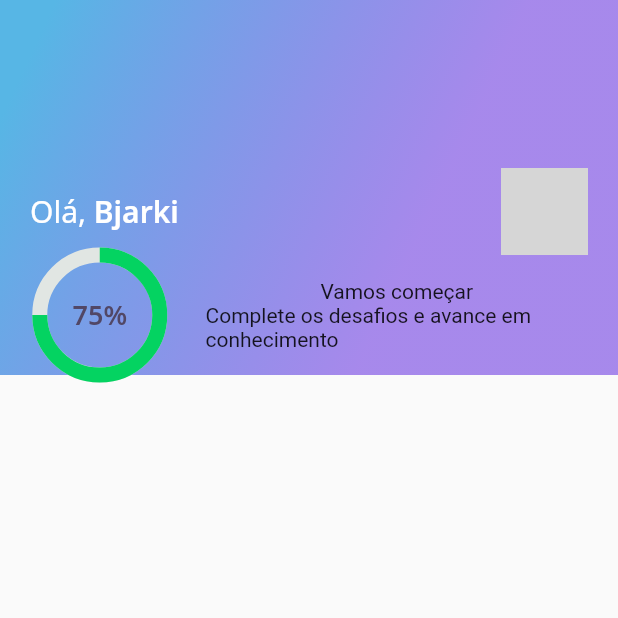
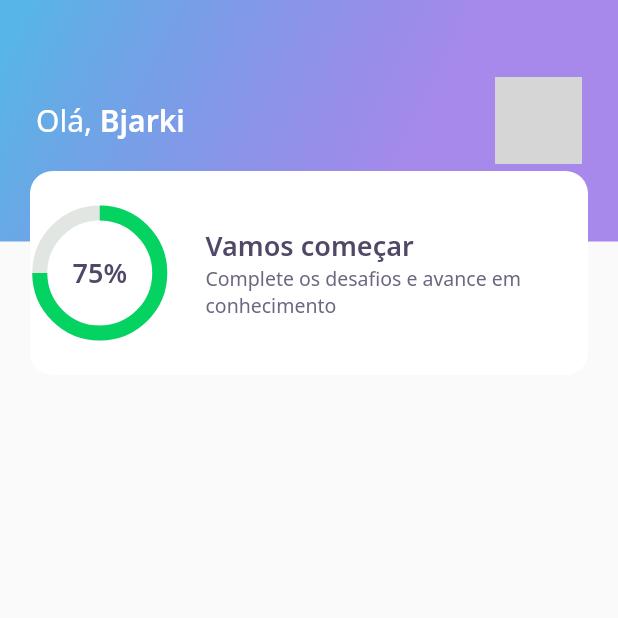
Before and after one commit to bjarkirunars/nlw-5-flutter, a Flutter app: the screen it shows after launch, on a phone screen of 412 x 824 dp, the top half of it. Run offline on Flutter 3.47's test engine with Material 2 defaults, Android fonts, the phone set to English and light mode, and no system bars; our stand-ins replace google_fonts; network calls fail; grey boxes are pictures that could not be loaded.

Commit message:
Lesson 1 finished

```diff
--- a/lib/home/widgets/appbar/app_bar_widget.dart
+++ b/lib/home/widgets/appbar/app_bar_widget.dart
@@ -8,13 +8,14 @@ class AppBarWidget extends PreferredSize {
     preferredSize: Size.fromHeight(250),
     child: Container(
       height: 250,
-      decoration: BoxDecoration(gradient: AppGradients.linear),
-      child: Padding(
-        padding: const EdgeInsets.symmetric(horizontal: 20),
-        child: Column(
-          mainAxisAlignment: MainAxisAlignment.end,
-          children: [
-            Row(
+      child: Stack(
+        children: [
+          Container(
+            height: 161,
+            padding: const EdgeInsets.symmetric(horizontal: 24),
+            width: double.maxFinite,
+            decoration: BoxDecoration(gradient: AppGradients.linear),
+            child: Row(
               mainAxisAlignment: MainAxisAlignment.spaceBetween,
               children: [
                 Text.rich(TextSpan(text: "Olá, ", style: AppTextStyles.title,
@@ -30,9 +31,11 @@ class AppBarWidget extends PreferredSize {
                     "https://avatars.githubusercontent.com/u/32462349?v=4"))
                 ),)
             ],),
-            ScoreCardWidget(),
-          ],
-        ),
+          ),
+          Align(
+            alignment: Alignment(0.0,1.0),
+            child: ScoreCardWidget()),
+        ],
       ),
     ),
   );
--- a/lib/home/widgets/score_card/score_card_widget.dart
+++ b/lib/home/widgets/score_card/score_card_widget.dart
@@ -1,11 +1,19 @@
+import 'package:DevQuiz/core/app_colors.dart';
+import 'package:DevQuiz/core/app_text_styles.dart';
 import 'package:DevQuiz/home/widgets/chart/chart_widget.dart';
 import 'package:flutter/material.dart';
 
 class ScoreCardWidget extends StatelessWidget {
   @override
   Widget build(BuildContext context) {
-    return Container(
+    return Padding(
+      padding: const EdgeInsets.symmetric(horizontal: 20),
+      child: Container(
+        height: 136,
+        decoration: BoxDecoration(
+            color: AppColors.white, borderRadius: BorderRadius.circular(15)),
         child: Row(
+          crossAxisAlignment: CrossAxisAlignment.center,
           children: [
             Expanded(
               flex: 1,
@@ -15,14 +23,21 @@ class ScoreCardWidget extends StatelessWidget {
               flex: 3,
               child: Padding(
                 padding: const EdgeInsets.only(left: 24),
-              child: Column(children: [
-                Text("Vamos começar"),
-                Text("Complete os desafios e avance em conhecimento"),
+                child: Column(
+                    mainAxisAlignment: MainAxisAlignment.center,
+                    crossAxisAlignment: CrossAxisAlignment.start,
+                    children: [
+                      Text("Vamos começar", style: AppTextStyles.heading),
+                      Text(
+                        "Complete os desafios e avance em conhecimento",
+                        style: AppTextStyles.body,
+                      ),
                     ]),
               ),
             )
           ],
         ),
+      ),
     );
   }
 }
```
Lines whose indentation alone changed are shown as unchanged.
